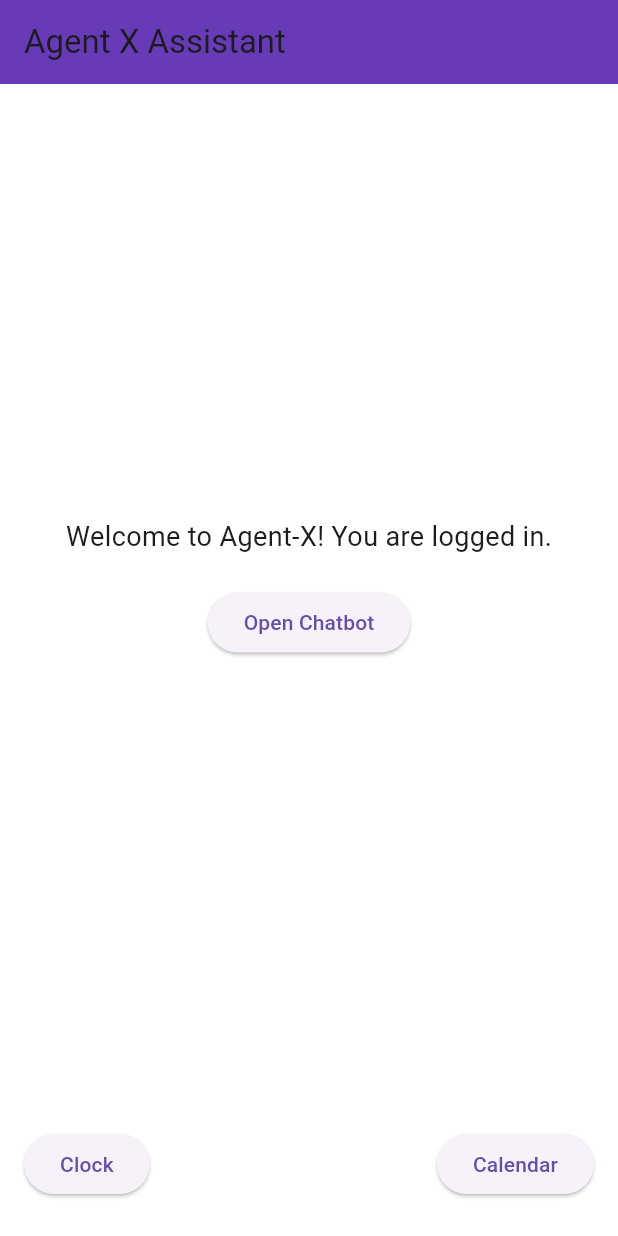
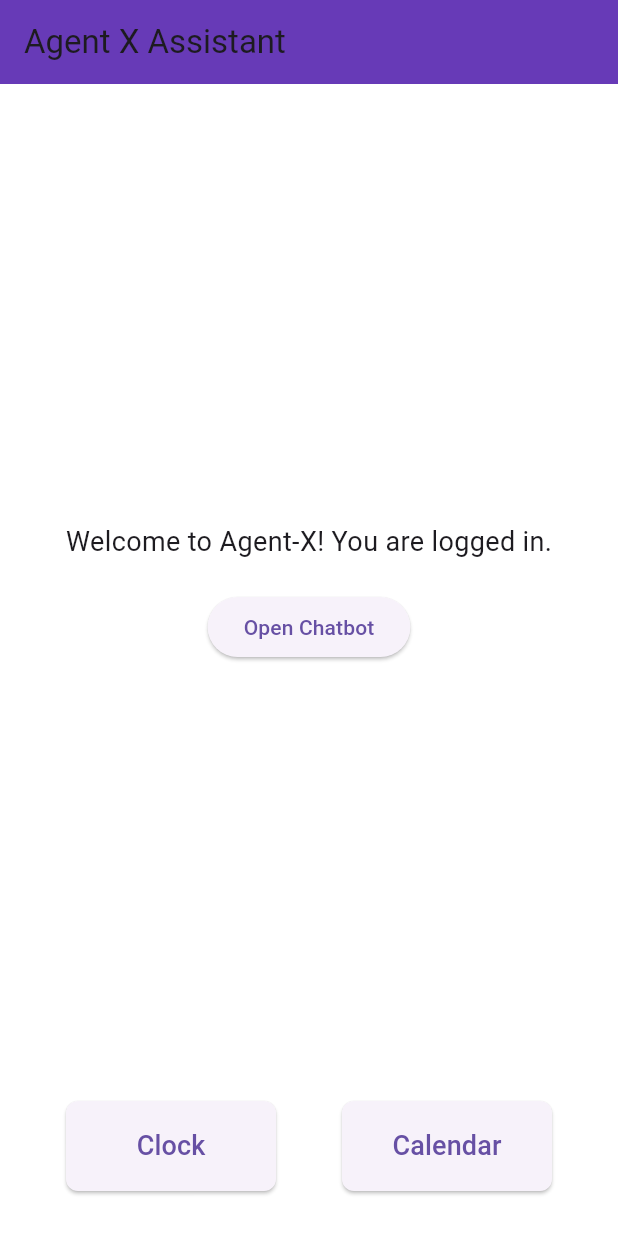
Before and after one commit to IDKSAM27/Agent_X_, a Flutter app: the HomeScreen screen opened directly, on a phone screen of 412 x 824 dp. Run offline on Flutter 3.47's test engine with Material 3 defaults, Android fonts, the phone set to English and light mode, and no system bars; our stand-ins replace cloud_firestore, firebase_auth, firebase_core, flutter_dotenv, google_sign_in; accounts and stored records are empty.

Commit message:
Minor corrections

```diff
--- a/lib/home_screen.dart
+++ b/lib/home_screen.dart
@@ -40,13 +40,13 @@ class HomeScreen extends StatelessWidget {
           ),
 
           // Bottom buttons (Clock and Calendar)
+          // padding: const EdgeInsets.fromLTRB(16, 0, 16, 30), -> Pookie Gyan this will add padding to left and right too, if needed
           Padding(
-            padding: const EdgeInsets.symmetric(
-              horizontal: 16.0,
-              vertical: 24.0,
-            ),
+            padding: const EdgeInsets.only(
+              bottom: 30.0,
+            ), // <-- Adjust value as needed
             child: Row(
-              mainAxisAlignment: MainAxisAlignment.spaceBetween,
+              mainAxisAlignment: MainAxisAlignment.spaceEvenly,
               children: [
                 ElevatedButton(
                   onPressed: () {
@@ -57,13 +57,24 @@ class HomeScreen extends StatelessWidget {
                       ),
                     );
                   },
-                  child: const Text("Clock"),
+                  style: ElevatedButton.styleFrom(
+                    minimumSize: const Size(140, 60),
+                    shape: RoundedRectangleBorder(
+                      borderRadius: BorderRadius.circular(8),
+                    ),
+                  ),
+                  child: const Text("Clock", style: TextStyle(fontSize: 18)),
                 ),
+
                 ElevatedButton(
-                  onPressed: () {
-                    // Add calendar navigation here
-                  },
-                  child: const Text("Calendar"),
+                  onPressed: () {},
+                  style: ElevatedButton.styleFrom(
+                    minimumSize: const Size(140, 60),
+                    shape: RoundedRectangleBorder(
+                      borderRadius: BorderRadius.circular(8),
+                    ),
+                  ),
+                  child: const Text("Calendar", style: TextStyle(fontSize: 18)),
                 ),
               ],
             ),
--- a/lib/screens/clock_screen.dart
+++ b/lib/screens/clock_screen.dart
@@ -40,7 +40,7 @@ class _ClockScreenState extends State<ClockScreen> {
   @override
   Widget build(BuildContext context) {
     return Scaffold(
-      appBar: AppBar(title: const Text('Clock')),
+      appBar: AppBar(title: const Text('Agent X Clock')),
       body: Center(
         child: Text(
           _currentTime,
--- a/lib/screens/login_screen.dart
+++ b/lib/screens/login_screen.dart
@@ -125,12 +125,12 @@ class _LoginScreenState extends State<LoginScreen> {
               onPressed: _signInWithEmail,
               child: const Text('Login with Email'),
             ),
-            const SizedBox(height: 10),
+            const SizedBox(height: 7),
             ElevatedButton(
               onPressed: _signInWithGoogle,
               child: const Text('Login with Google'),
             ),
-            const SizedBox(height: 10),
+            const SizedBox(height: 5),
             TextButton(
               onPressed: () {
                 Navigator.push(
```
